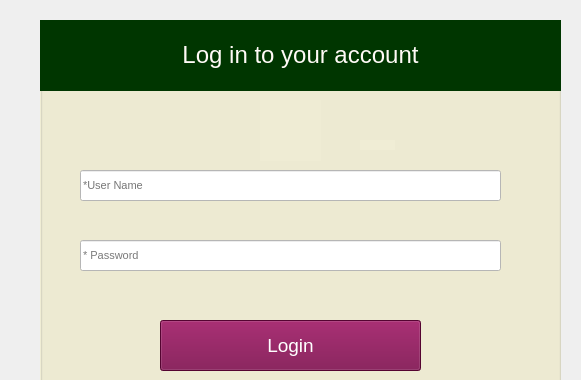
First picture: the form in UILogin/LoginCustomer.ui, repository Minhtri-hub/ktlt_final, before the edit; both pictures show x 200 to 781 and y 0 to 380 of the 1110 by 855 pixel window.
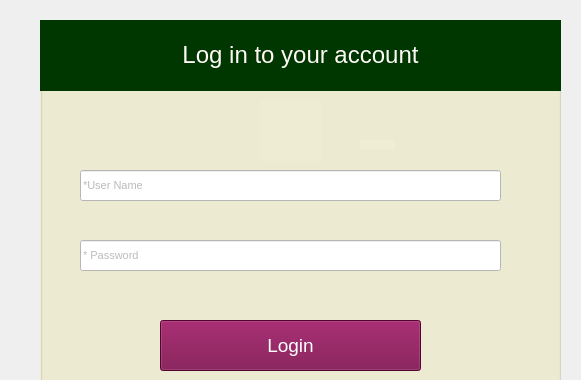
Second picture: the form after the edit. Icons and pictures are not drawn.

```diff
--- a/UILogin/LoginCustomer.ui
+++ b/UILogin/LoginCustomer.ui
@@ -90,6 +90,9 @@
 background-color: rgb(255, 255, 255);</string>
      </property>
      <property name="text">
+      <string/>
+     </property>
+     <property name="placeholderText">
       <string>*User Name</string>
      </property>
     </widget>
@@ -122,6 +125,12 @@
 background-color: rgb(255, 255, 255);</string>
      </property>
      <property name="text">
+      <string/>
+     </property>
+     <property name="echoMode">
+      <enum>QLineEdit::Normal</enum>
+     </property>
+     <property name="placeholderText">
       <string>* Password</string>
      </property>
     </widget>
```
